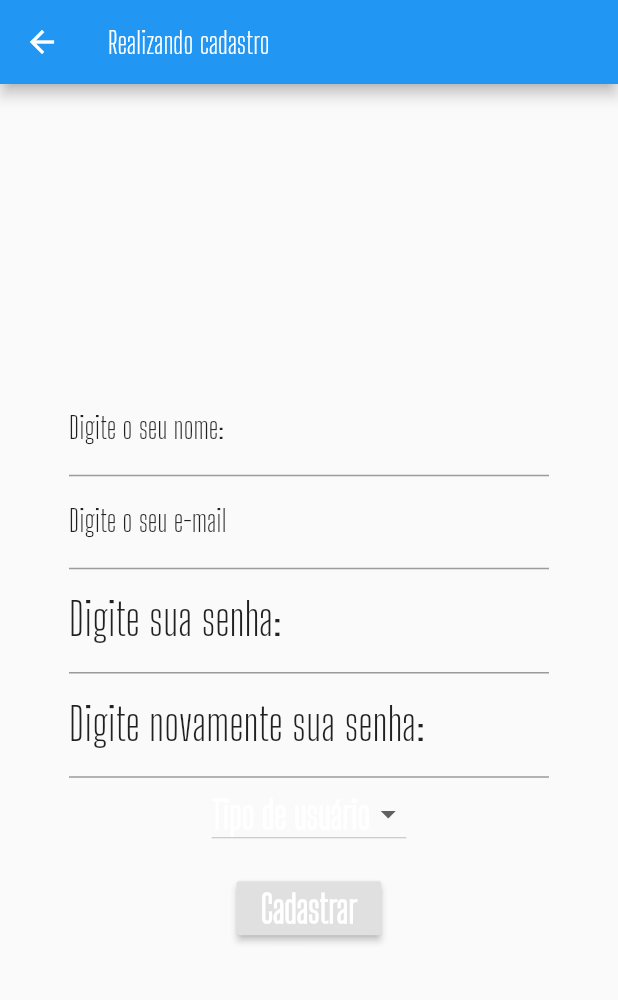
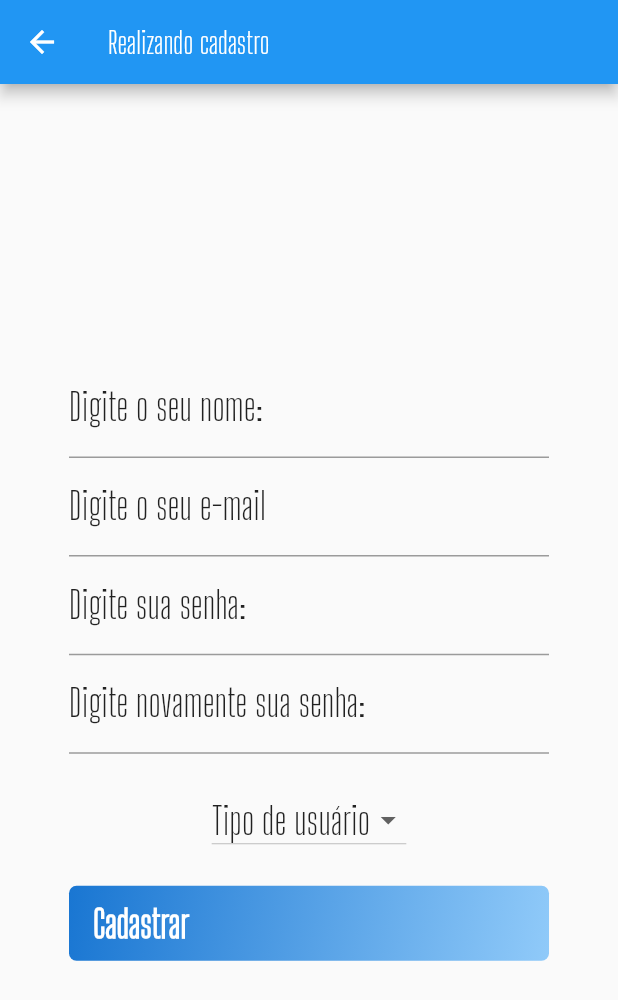
Before and after one commit to gutovesco/projeto-fatec2, a Flutter app: the Cadastro screen opened by its route, on a phone screen of 412 x 824 dp. Shown: the top 1000 px of the screen. Run offline on Flutter 3.47's test engine with Material 2 defaults, Android fonts, the phone set to English and light mode, and no system bars; our stand-ins replace cloud_firestore, cloud_functions, firebase_auth, firebase_database, toast; accounts and stored records are empty.

Commit message:
update tela cadastrar

```diff
--- a/lib/telas/TelaCadastrar.dart
+++ b/lib/telas/TelaCadastrar.dart
@@ -107,7 +107,7 @@ class _CadastroState extends State<Cadastro> {
       ),),
       body: Container(
         padding: EdgeInsets.only(
-          top: 5,
+          top: 0,
           left: 40,
           right: 40,
         ),
@@ -127,7 +127,7 @@ class _CadastroState extends State<Cadastro> {
                           labelStyle: TextStyle(
                           color: Colors.black87,
                           fontWeight: FontWeight.w400,
-                          fontSize: 20,
+                          fontSize: 25,
                           fontFamily: "Big Shoulders Display",
                           ),),
                     ),
@@ -139,7 +139,7 @@ class _CadastroState extends State<Cadastro> {
                           labelStyle: TextStyle(
                           color: Colors.black87,
                           fontWeight: FontWeight.w400,
-                          fontSize: 20,
+                          fontSize: 25,
                           fontFamily: "Big Shoulders Display",
                           ),),
                     ),
@@ -152,7 +152,7 @@ class _CadastroState extends State<Cadastro> {
                           labelStyle: TextStyle(
                           color: Colors.black87,
                           fontWeight: FontWeight.w400,
-                          fontSize: 30,
+                          fontSize: 25,
                           fontFamily: "Big Shoulders Display",
                           ),
 
@@ -167,10 +167,13 @@ class _CadastroState extends State<Cadastro> {
                           labelStyle: TextStyle(
                           color: Colors.black87,
                           fontWeight: FontWeight.w400,
-                          fontSize: 30,
+                          fontSize: 25,
                           fontFamily: "Big Shoulders Display",
                           ),),
                     ),
+
+                  SizedBox(height: 20),
+
                     DropdownButton(
                       value: _valuePeriodo,
                       items: _dropdownPeriodo
@@ -196,10 +199,12 @@ class _CadastroState extends State<Cadastro> {
                            });
                           }
                       },
+
+
                       hint: Text("Tipo de usuário",
                        style: TextStyle(
-                       fontWeight: FontWeight.bold,
-                       color: Colors.white,
+                       fontWeight: FontWeight.w400,
+                       color: Colors.black87,
                        fontSize: 25,
                        fontFamily: "Big Shoulders Display",
                        ),),
@@ -212,34 +217,62 @@ class _CadastroState extends State<Cadastro> {
                               labelStyle: TextStyle(
                               color: Colors.black87,
                               fontWeight: FontWeight.w400,
-                              fontSize: 30,
+                              fontSize: 25,
                               fontFamily: "Big Shoulders Display",
                           ),),
                       keyboardType: TextInputType.number,
                       obscureText: true
                               ),),
 
+                SizedBox(height: 20),
+
                 Container(
-                      padding: EdgeInsets.fromLTRB(0, 15, 0, 0),
-                      child: RaisedButton(
-                        child: Text("Cadastrar",
+               height: 50,
+               alignment: Alignment.centerLeft,
+               decoration: BoxDecoration(
+                 gradient: LinearGradient(
+                   begin: Alignment.topLeft,
+                   end: Alignment.bottomRight,
+                    stops: [0, 1],
+                   colors: [
+                     Color(0xFF1976D2),
+                     Color(0xFF90CAF9),
+                   ],
+                 ),
+                  borderRadius: BorderRadius.all(
+                   Radius.circular(5),
+                 ),
+               ),
+               child: SizedBox.expand(
+                 child: FlatButton(
+                   child: Row(
+                     mainAxisAlignment: MainAxisAlignment.spaceBetween,
+                     children: <Widget>[
+                       Text(
+                         "Cadastrar",
                          style: TextStyle(
                            fontWeight: FontWeight.bold,
                            color: Colors.white,
                            fontSize: 25,
-                        fontFamily: "Big Shoulders Display",),),
-                        onPressed: () {
-                          iniciarCadastro();
-                        },
+                           fontFamily: "Big Shoulders Display",
                          ),
                          ),
                      ],
                    ),
-              )
+                  onPressed: () {
+                      iniciarCadastro();
+                  }),
+               ),
+
+             ),
+                   ] )
+             ),
+
                   ],
                 ),
+              )
       ),
       ),
-    ));
+        );
   }
 }
```
Lines whose indentation alone changed are shown as unchanged.
